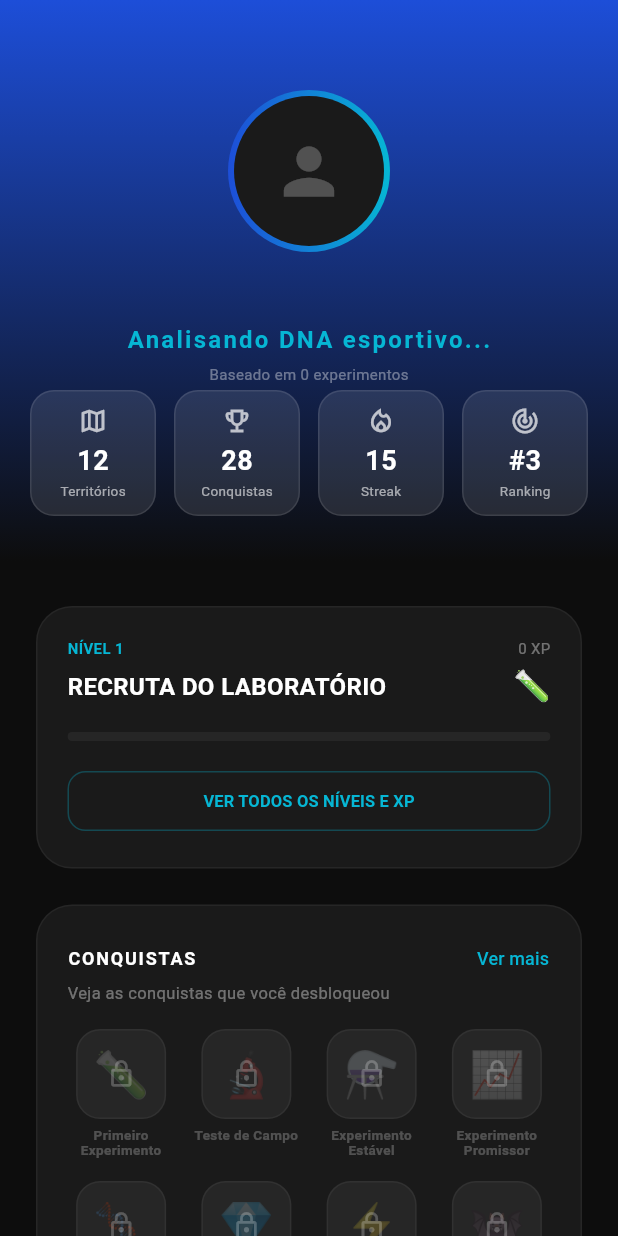
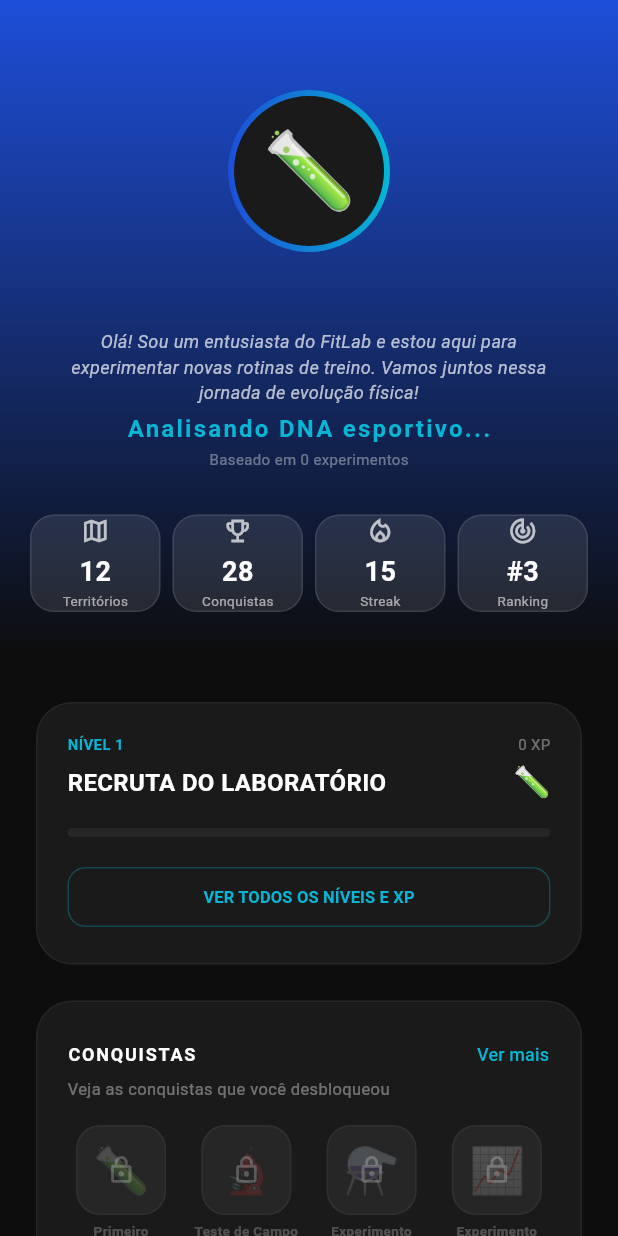
Before and after one commit to Joaohnt27/fitlab_mobile2, a Flutter app: the ProfileScreen screen opened directly, on a phone screen of 412 x 824 dp. Run offline on Flutter 3.47's test engine with Material 3 defaults, Android fonts, the phone set to English and light mode, and no system bars; our stand-ins replace device_preview, mask_text_input_formatter; accounts and stored records are empty.

Commit message:
feat: add profile edit screen

```diff
--- a/lib/models/user_model.dart
+++ b/lib/models/user_model.dart
@@ -5,6 +5,8 @@
   final int nivel;
   final int xp;
   final String classe;
+  final String avatar;
+  final String bio;
 
   UserModel({
     required this.nome,
@@ -13,5 +15,29 @@
     this.nivel = 1, // Padrão: nível 1
     this.xp = 0, // Padrão: 0 XP
     this.classe = "Recruta", // Padrão: Recruta
+    this.avatar = "🧪", // Avatar padrão
+    this.bio = "Olá! Sou um entusiasta do FitLab e estou aqui para experimentar novas rotinas de treino. Vamos juntos nessa jornada de evolução física!",
   });
+
+  UserModel copyWith({
+    String? nome,
+    String? email,
+    String? senha,
+    int? nivel,
+    int? xp,
+    String? classe,
+    String? avatar,
+    String? bio,
+  }) {
+    return UserModel(
+      nome: nome ?? this.nome,
+      email: email ?? this.email,
+      senha: senha ?? this.senha,
+      nivel: nivel ?? this.nivel,
+      xp: xp ?? this.xp,
+      classe: classe ?? this.classe,
+      avatar: avatar ?? this.avatar,
+      bio: bio ?? this.bio,
+    );
+  }
 }
--- a/lib/screens/profile_screen.dart
+++ b/lib/screens/profile_screen.dart
@@ -8,6 +8,7 @@
 import '../widgets/radar_chart_interactive.dart';
 import 'about_screen.dart';
 import 'badges_screen.dart';
+import 'edit_profile_screen.dart';
 
 class ProfileScreen extends StatelessWidget {
   const ProfileScreen({super.key});
@@ -145,7 +146,14 @@
               padding: const EdgeInsets.symmetric(horizontal: 20),
               child: Column(
                 children: [
-                  _buildMenuTile(Icons.person_outline, "Editar Perfil", () {}),
+                  _buildMenuTile(Icons.person_outline, "Editar Perfil", () {
+                    Navigator.push(
+                      context,
+                      MaterialPageRoute(
+                        builder: (context) => const EditProfileScreen(),
+                      ),
+                    );
+                  }),
                   _buildMenuTile(Icons.history, "Histórico de Corridas", () {}),
                   _buildMenuTile(
                     Icons.notifications_none,
@@ -189,9 +197,11 @@
   }
 
   Widget _buildProfileHeader() {
-    // usamos o Consumer p/ ouvir as mudanças no UserProvider
     return Consumer<UserProvider>(
       builder: (context, userProvider, child) {
+        final usuario =
+            userProvider.usuarioLogado; // Acesso facilitado aos dados
+
         return Container(
           width: double.infinity,
           padding: const EdgeInsets.only(top: 60, bottom: 30),
@@ -204,7 +214,7 @@
           ),
           child: Column(
             children: [
-              // Avatar com borda neon
+              // Avatar Dinâmico (Emoji selecionado)
               Container(
                 padding: const EdgeInsets.all(4),
                 decoration: const BoxDecoration(
@@ -213,17 +223,20 @@
                     colors: [Color(0xFF1D4ED8), Color(0xFF06B6D4)],
                   ),
                 ),
-                child: const CircleAvatar(
+                child: CircleAvatar(
                   radius: 50,
-                  backgroundColor: Color(0xFF1A1A1A),
-                  child: Icon(Icons.person, size: 50, color: Colors.white24),
+                  backgroundColor: const Color(0xFF1A1A1A),
+                  child: Text(
+                    usuario?.avatar ?? "🧪",
+                    style: const TextStyle(fontSize: 50),
+                  ),
                 ),
               ),
               const SizedBox(height: 16),
 
-              // NOME VINDO DO PROVIDER
+              // NOME DINÂMICO
               Text(
-                userProvider.nome.toUpperCase(),
+                (usuario?.nome ?? "ATLETA").toUpperCase(),
                 style: const TextStyle(
                   color: Colors.white,
                   fontSize: 22,
@@ -231,6 +244,24 @@
                   letterSpacing: 1,
                 ),
               ),
+
+              // DESCRIÇÃO / BIO
+              if (usuario?.bio != null && usuario!.bio.isNotEmpty)
+                Padding(
+                  padding: const EdgeInsets.symmetric(
+                    horizontal: 40,
+                    vertical: 4,
+                  ),
+                  child: Text(
+                    usuario.bio,
+                    textAlign: TextAlign.center,
+                    style: const TextStyle(
+                      color: Colors.white70,
+                      fontSize: 12,
+                      fontStyle: FontStyle.italic,
+                    ),
+                  ),
+                ),
 
               ValueListenableBuilder(
                 valueListenable: AppData.perfilAtleta,
@@ -246,7 +277,9 @@
                           letterSpacing: 1.5,
                         ),
                       ),
-                      const SizedBox(height: 4),
+
+                      const SizedBox(height: 2),
+
                       Text(
                         "Baseado em ${perfil.totalCorridas} experimentos",
                         style: const TextStyle(
@@ -254,7 +287,8 @@
                           fontSize: 10,
                         ),
                       ),
-                      const SizedBox(height: 4),
+
+                      const SizedBox(height: 30),
                       _buildQuickStatsGrid(),
                     ],
                   );
@@ -297,20 +331,36 @@
       builder: (context, perfil, child) {
         return Padding(
           padding: const EdgeInsets.symmetric(horizontal: 20),
-          child: GridView.count(
-            shrinkWrap: true,
-            physics: const NeverScrollableScrollPhysics(),
-            crossAxisCount: 4,
-            crossAxisSpacing: 12,
+          child: Row(
+            mainAxisAlignment: MainAxisAlignment.spaceBetween,
             children: [
-              _buildStatCard(Icons.map_outlined, "12", "Territórios"),
-              _buildStatCard(Icons.emoji_events_outlined, "28", "Conquistas"),
-              _buildStatCard(
-                Icons.local_fire_department_outlined,
-                "15",
-                "Streak",
+              Expanded(
+                child: _buildStatCard(Icons.map_outlined, "12", "Territórios"),
               ),
-              _buildStatCard(Icons.track_changes_outlined, "#3", "Ranking"),
+              const SizedBox(width: 8),
+              Expanded(
+                child: _buildStatCard(
+                  Icons.emoji_events_outlined,
+                  "28",
+                  "Conquistas",
+                ),
+              ),
+              const SizedBox(width: 8),
+              Expanded(
+                child: _buildStatCard(
+                  Icons.local_fire_department_outlined,
+                  "15",
+                  "Streak",
+                ),
+              ),
+              const SizedBox(width: 8),
+              Expanded(
+                child: _buildStatCard(
+                  Icons.track_changes_outlined,
+                  "#3",
+                  "Ranking",
+                ),
+              ),
             ],
           ),
         );
@@ -416,7 +466,7 @@
             itemCount: displayBadges.length,
             itemBuilder: (context, index) {
               return BadgeItem(badge: displayBadges[index], context: context);
-            }
+            },
           ),
         ],
       ),
```
Also changed, not shown: lib/providers/user_provider.dart (+21 -0 lines), lib/screens/edit_profile_screen.dart (added, +251 -0 lines).
